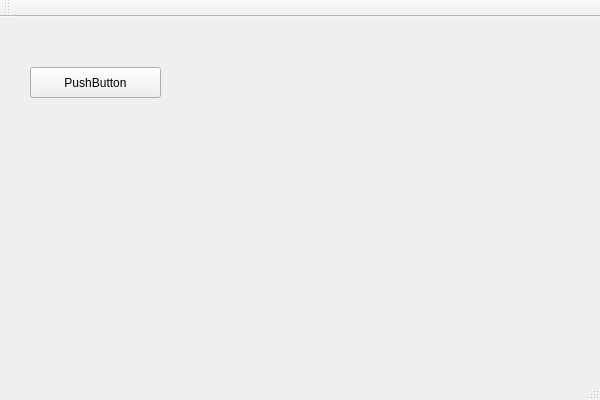
Qt form IRay_Test/IrayWidget.ui (c00122611/Iray_detectorProj) before a commit.
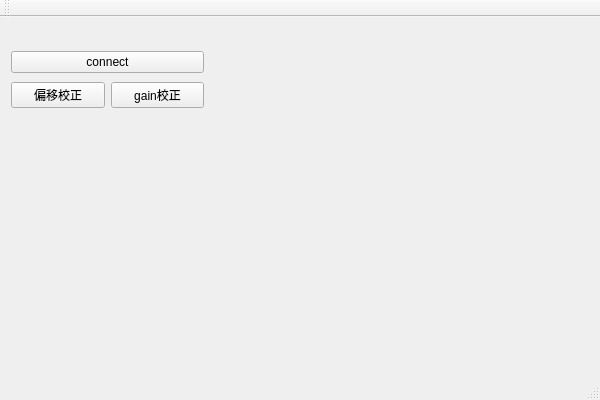
The same form after that commit.

The edit to the form file:
```diff
--- a/IRay_Test/IrayWidget.ui
+++ b/IRay_Test/IrayWidget.ui
@@ -14,18 +14,38 @@
    <string>IrayWidget</string>
   </property>
   <widget class="QWidget" name="centralWidget">
-   <widget class="QPushButton" name="TestButton">
+   <widget class="QWidget" name="widget" native="true">
     <property name="geometry">
      <rect>
-      <x>30</x>
-      <y>50</y>
-      <width>131</width>
-      <height>31</height>
+      <x>0</x>
+      <y>20</y>
+      <width>215</width>
+      <height>85</height>
      </rect>
     </property>
-    <property name="text">
-     <string>PushButton</string>
-    </property>
+    <layout class="QGridLayout" name="gridLayout">
+     <item row="0" column="0" colspan="2">
+      <widget class="QPushButton" name="ConnectButton">
+       <property name="text">
+        <string>connect</string>
+       </property>
+      </widget>
+     </item>
+     <item row="1" column="0">
+      <widget class="QPushButton" name="offsetCalButton">
+       <property name="text">
+        <string>偏移校正</string>
+       </property>
+      </widget>
+     </item>
+     <item row="1" column="1">
+      <widget class="QPushButton" name="gaincalButton">
+       <property name="text">
+        <string>gain校正</string>
+       </property>
+      </widget>
+     </item>
+    </layout>
    </widget>
   </widget>
   <widget class="QMenuBar" name="menuBar">
```
